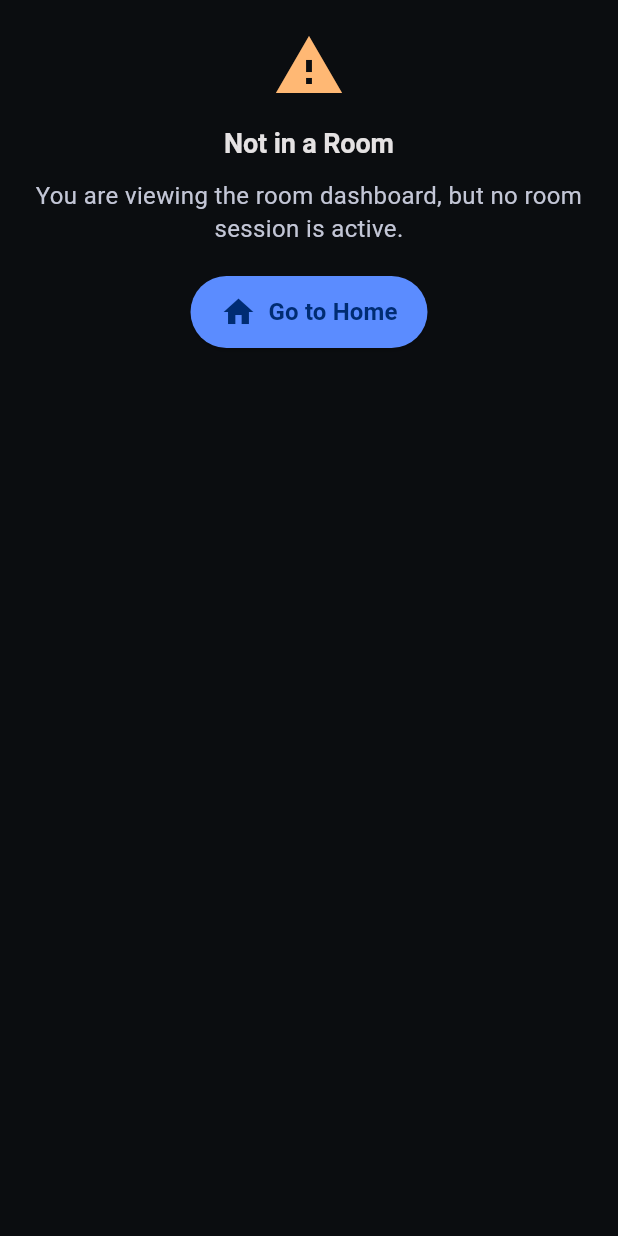
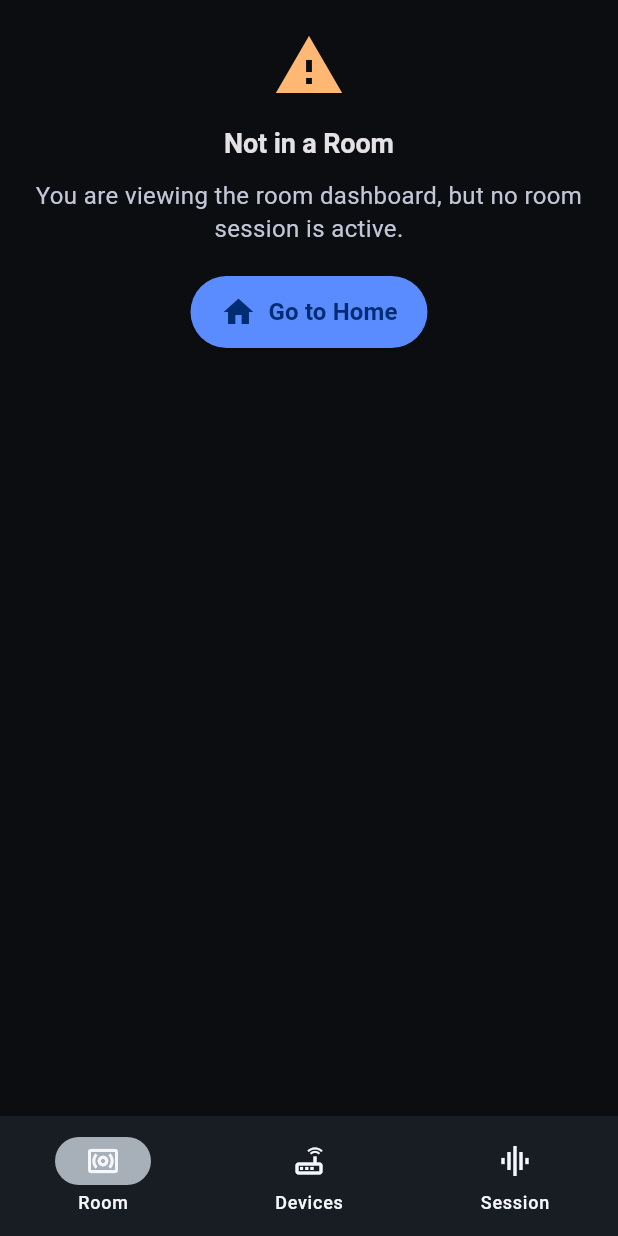
Before and after one commit to farazkayan/SoundMesh, a Flutter app: the RoomDashboardScreen screen opened by its route, on a phone screen of 412 x 824 dp. Run offline on Flutter 3.47's test engine with Material 3 defaults, Android fonts, the phone set to English and light mode, and no system bars; our stand-ins replace flutter_riverpod, qr_flutter; missing offline and left inert: mobile_scanner, purchases_flutter; Roboto replaces fonts that are missing (Geist).

Commit message:
Fix: Wrap RoomDashboardScreen in RoomShell for bottom navigation

```diff
--- a/app/lib/core/router/app_router.dart
+++ b/app/lib/core/router/app_router.dart
@@ -57,7 +57,7 @@ class AppRouter {
         return _route(const JoinRoomScreen(), settings);
       case AppRouter.roomDashboard:
         // Phase 8: RoomDashboardScreen is the central room experience (Mahin's redo).
-        return _route(const RoomDashboardScreen(), settings);
+        return _route(const RoomShell(child: RoomDashboardScreen()), settings);
       case AppRouter.roomDevices:
         return _route(const RoomShell(child: RoomDevicesScreen()), settings);
       case AppRouter.roomSession:
```
